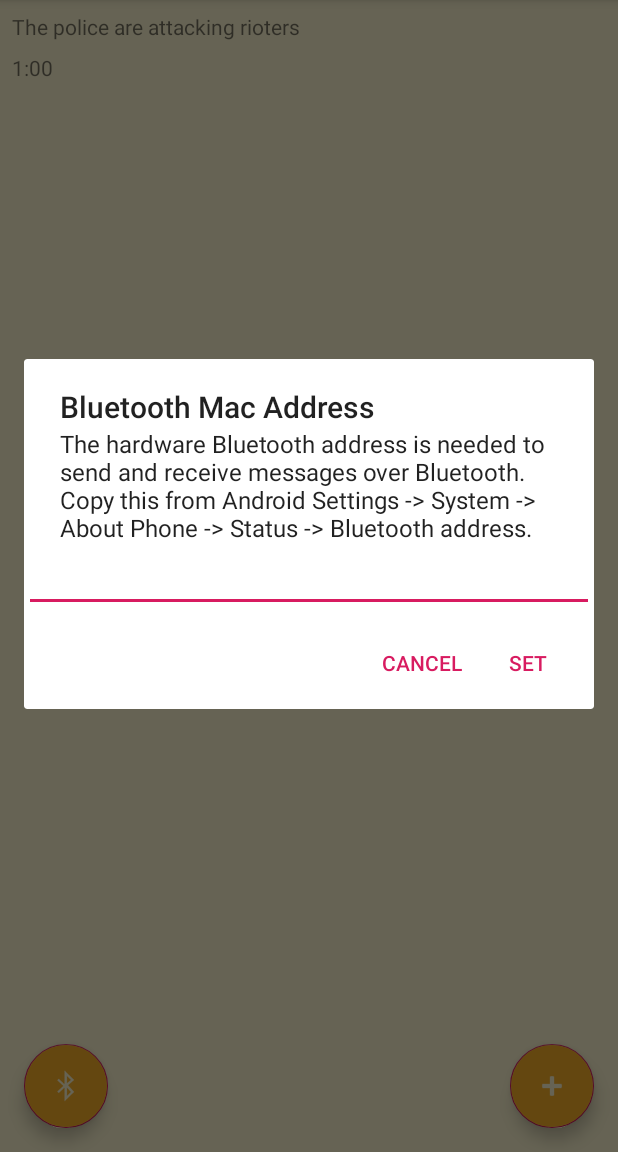
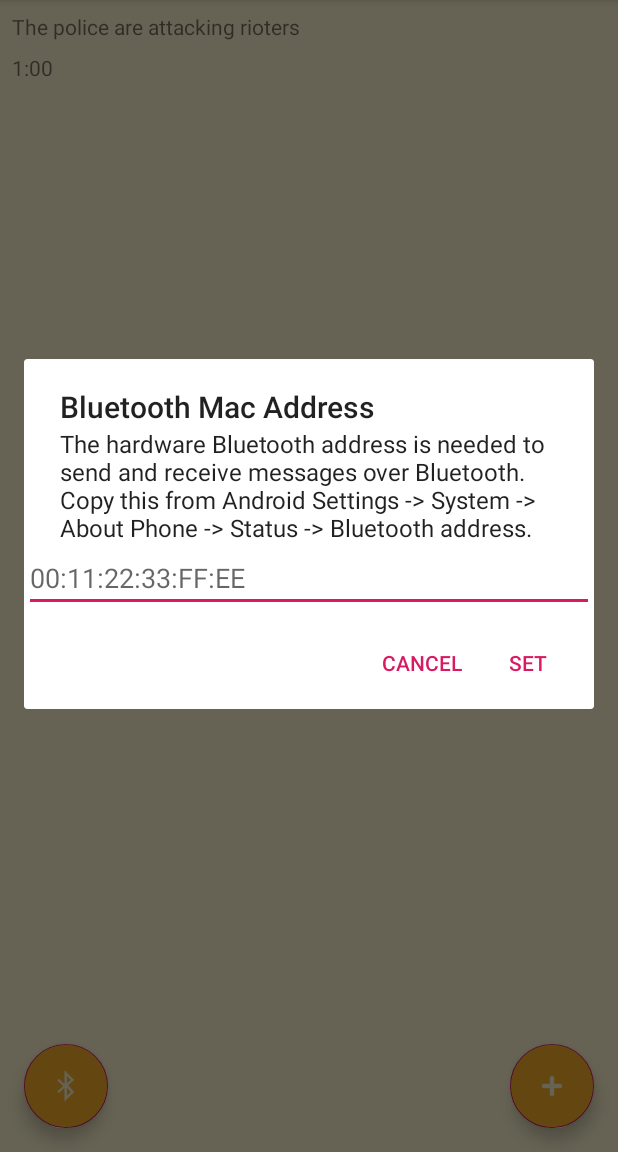
Before and after one commit to lrizvano/HackDuke_Honeypot, an Android app: the screen it shows after launch (MainActivity), after a tap on an icon or button, on a phone screen of 412 x 824 dp, the part 84-1236 px from its top. Run offline under Robolectric (Android 15) with nearby library versions, the phone set to English and light mode, and no system bars.

Commit message:
got some ui stuff working

```diff
--- a/app/src/main/java/com/example/hackduke_honeypot/MainActivity.java
+++ b/app/src/main/java/com/example/hackduke_honeypot/MainActivity.java
@@ -19,6 +19,7 @@ import android.text.style.TypefaceSpan;
 import android.util.Log;
 import android.view.LayoutInflater;
 import android.view.View;
+import android.view.ViewGroup;
 import android.widget.Button;
 import android.widget.EditText;
 import android.widget.TextView;
@@ -36,7 +37,7 @@ public class MainActivity extends AppCompatActivity {
     private RecyclerView.LayoutManager mLayoutManager;
     FloatingActionButton fab;
     FloatingActionButton fab2;
-    String macBT;
+    private String m_Text = "";
 
 
     ArrayList<Message> messages = new ArrayList<>();
@@ -49,7 +50,6 @@ public class MainActivity extends AppCompatActivity {
         super.onCreate(savedInstanceState);
         setContentView(R.layout.activity_main);
         setTitle("honeypot");
-
 
 
         //SpannableString s = new SpannableString("honeypot");
@@ -80,36 +80,64 @@ public class MainActivity extends AppCompatActivity {
             }
         });
 
-
-
         FloatingActionButton fabBT = findViewById(R.id.fabBT);
         fabBT.setOnClickListener(new View.OnClickListener() {
             @Override
             public void onClick(View view) {
-                AlertDialog.Builder builder = new AlertDialog.Builder(MainActivity.this);
-                builder.setTitle("Bluetooth Mac Address");
-                builder.setMessage("The hardware Bluetooth address is needed to send and receive messages over Bluetooth. Copy this from Android Settings -> System -> About Phone -> Status -> Bluetooth address.");
-                final EditText input = new EditText(MainActivity.this);
-                input.setInputType(InputType.TYPE_CLASS_TEXT);
-                builder.setView(new EditText(MainActivity.this));
+                final EditText txtUrl = new EditText(MainActivity.this);
 
-                // Set up the buttons
-                builder.setPositiveButton("Set", new DialogInterface.OnClickListener() {
-                    @Override
-                    public void onClick(DialogInterface dialog, int which) {
-                        macBT = input.getText().toString();
-                    }
-                });
+            // Set the default text to a link of the Queen
+                txtUrl.setHint("00:11:22:33:FF:EE");
 
-                builder.setNegativeButton("Cancel", new DialogInterface.OnClickListener() {
-                    @Override
-                    public void onClick(DialogInterface dialog, int which) {
-                        dialog.cancel();
-                    }
-                });
-                builder.show();
+                new AlertDialog.Builder(MainActivity.this)
+                        .setTitle("Bluetooth Mac Address")
+                        .setMessage("The hardware Bluetooth address is needed to send and receive messages over Bluetooth. Copy this from Android Settings -> System -> About Phone -> Status -> Bluetooth address.")
+                        .setView(txtUrl)
+                        .setPositiveButton("Set", new DialogInterface.OnClickListener() {
+                            public void onClick(DialogInterface dialog, int whichButton) {
+                                String url = txtUrl.getText().toString();
+                                Log.d("demo", url);
+                            }
+                        })
+                        .setNegativeButton("Cancel", new DialogInterface.OnClickListener() {
+                            public void onClick(DialogInterface dialog, int whichButton) {
+                            }
+                        })
+                        .show();
             }
         });
+
+
+
+//        FloatingActionButton fabBT = findViewById(R.id.fabBT);
+//        fabBT.setOnClickListener(new View.OnClickListener() {
+//            @Override
+//            public void onClick(View view) {
+//                AlertDialog.Builder builder = new AlertDialog.Builder(MainActivity.this);
+//                builder.setTitle("Bluetooth Mac Address");
+//                builder.setMessage("The hardware Bluetooth address is needed to send and receive messages over Bluetooth. Copy this from Android Settings -> System -> About Phone -> Status -> Bluetooth address.");
+//                myinput = new EditText(MainActivity.this);
+//                myinput.setInputType(InputType.TYPE_CLASS_TEXT);
+//                builder.setView(myinput);
+//
+//
+//                // Set up the buttons
+//                builder.setPositiveButton("Set", new DialogInterface.OnClickListener() {
+//                    @Override
+//                    public void onClick(DialogInterface dialog, int which) {
+//                        macBT = myinput.getText().toString();
+//                    }
+//                });
+//
+//                builder.setNegativeButton("Cancel", new DialogInterface.OnClickListener() {
+//                    @Override
+//                    public void onClick(DialogInterface dialog, int which) {
+//                        dialog.cancel();
+//                    }
+//                });
+//                builder.show();
+//            }
+//        });
 
 
     }
```
Also changed, not shown: 2 other files.
